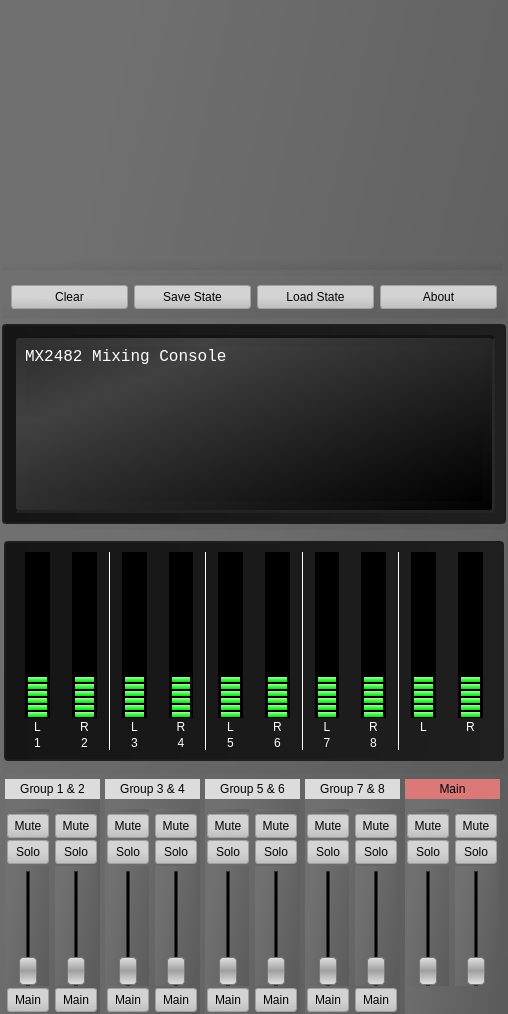
jacob3141/qtjack, file demo/mainmixerwidget.ui: the form before one commit.
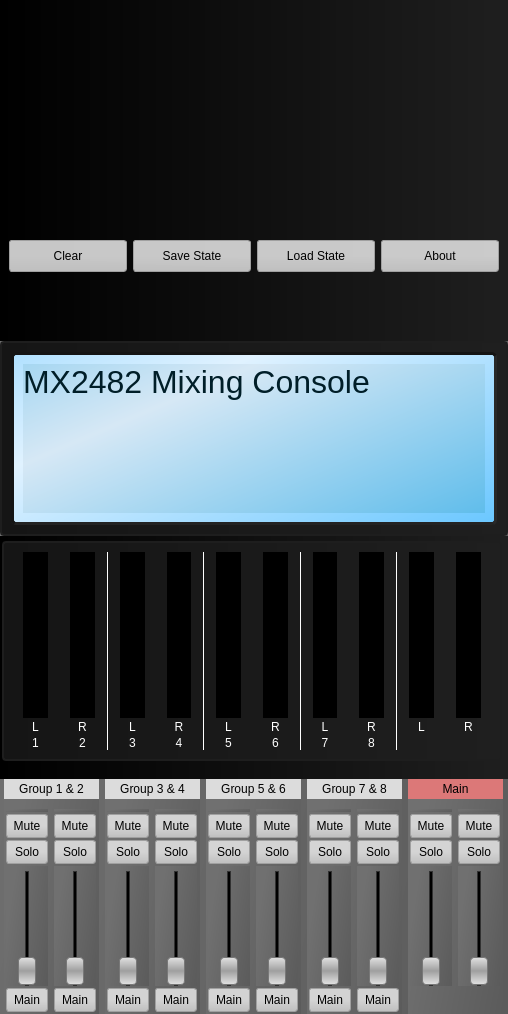
The form after the commit. Icons and pictures are not drawn.

Commit message: Added pixel font to display.

Patch:
```diff
--- a/demo/mainmixerwidget.ui
+++ b/demo/mainmixerwidget.ui
@@ -12,7 +12,7 @@
   </property>
   <property name="minimumSize">
    <size>
-    <width>508</width>
+    <width>504</width>
     <height>0</height>
    </size>
   </property>
@@ -47,39 +47,38 @@
 }</string>
   </property>
   <layout class="QVBoxLayout" name="verticalLayout_27">
+   <property name="spacing">
+    <number>0</number>
+   </property>
    <property name="leftMargin">
-    <number>2</number>
+    <number>0</number>
    </property>
    <property name="topMargin">
-    <number>2</number>
+    <number>0</number>
    </property>
    <property name="rightMargin">
-    <number>2</number>
+    <number>0</number>
    </property>
    <property name="bottomMargin">
     <number>0</number>
    </property>
-   <item>
-    <spacer name="verticalSpacer_11">
-     <property name="orientation">
-      <enum>Qt::Vertical</enum>
-     </property>
-     <property name="sizeHint" stdset="0">
-      <size>
-       <width>20</width>
-       <height>265</height>
-      </size>
-     </property>
-    </spacer>
-   </item>
    <item>
     <widget class="QLabel" name="mxLogoLabel">
+     <property name="minimumSize">
+      <size>
+       <width>508</width>
+       <height>0</height>
+      </size>
+     </property>
      <property name="maximumSize">
       <size>
-       <width>500</width>
+       <width>508</width>
        <height>500</height>
       </size>
      </property>
+     <property name="styleSheet">
+      <string notr="true">background-color: qlineargradient(spread:pad, x1:0, y1:0, x2:1, y2:0, stop:0 rgba(0, 0, 0, 255), stop:1 rgba(31, 31, 31, 255));</string>
+     </property>
      <property name="text">
       <string/>
      </property>
@@ -90,6 +89,11 @@
    </item>
    <item>
     <widget class="QFrame" name="frame_8">
+     <property name="styleSheet">
+      <string notr="true">QFrame {
+background-color: qlineargradient(spread:pad, x1:0, y1:0, x2:1, y2:0, stop:0 rgba(0, 0, 0, 255), stop:1 rgba(31, 31, 31, 255));
+}</string>
+     </property>
      <property name="frameShape">
       <enum>QFrame::StyledPanel</enum>
      </property>
@@ -102,13 +106,13 @@
         <property name="minimumSize">
          <size>
           <width>0</width>
-          <height>24</height>
+          <height>32</height>
          </size>
         </property>
         <property name="maximumSize">
          <size>
           <width>16777215</width>
-          <height>24</height>
+          <height>32</height>
          </size>
         </property>
         <property name="text">
@@ -121,13 +125,13 @@
         <property name="minimumSize">
          <size>
           <width>0</width>
-          <height>24</height>
+          <height>32</height>
          </size>
         </property>
         <property name="maximumSize">
          <size>
           <width>16777215</width>
-          <height>24</height>
+          <height>32</height>
          </size>
         </property>
         <property name="text">
@@ -140,13 +144,13 @@
         <property name="minimumSize">
          <size>
           <width>0</width>
-          <height>24</height>
+          <height>32</height>
          </size>
         </property>
         <property name="maximumSize">
          <size>
           <width>16777215</width>
-          <height>24</height>
+          <height>32</height>
          </size>
         </property>
         <property name="text">
@@ -159,13 +163,13 @@
         <property name="minimumSize">
          <size>
           <width>0</width>
-          <height>24</height>
+          <height>32</height>
          </size>
         </property>
         <property name="maximumSize">
          <size>
           <width>16777215</width>
-          <height>24</height>
+          <height>32</height>
          </size>
         </property>
         <property name="text">
@@ -181,13 +185,13 @@
      <property name="minimumSize">
       <size>
        <width>0</width>
-       <height>200</height>
+       <height>195</height>
       </size>
      </property>
      <property name="maximumSize">
       <size>
        <width>16777215</width>
-       <height>200</height>
+       <height>195</height>
       </size>
      </property>
      <property name="styleSheet">
@@ -209,14 +213,15 @@
       <item>
        <widget class="QFrame" name="frame_10">
         <property name="styleSheet">
-         <string notr="true">background-color: qlineargradient(spread:reflect, x1:1, y1:1, x2:0.179735, y2:0.295, stop:0 rgba(0, 0, 0, 255), stop:1 rgba(65, 65, 65, 255));
+         <string notr="true">background-color: qlineargradient(spread:reflect, x1:1, y1:1, x2:0.204, y2:0.403, stop:0 rgba(106, 199, 255, 255), stop:1 rgba(224, 242, 255, 255));
 border-radius: 5px;
 border-bottom: 3px solid rgb(35, 35, 35);
 border-right: 3px solid rgb(40, 40, 40);
 
 border-top: 3px solid rgb(20, 20, 20);
 
-border-left: 3px solid rgb(20, 20, 20);</string>
+border-left: 3px solid rgb(20, 20, 20);
+color: rgb(0, 30, 40);</string>
         </property>
         <property name="frameShape">
          <enum>QFrame::StyledPanel</enum>
@@ -228,9 +233,12 @@
          <item>
           <widget class="QLabel" name="displayLabel">
            <property name="styleSheet">
-            <string notr="true">border: 0px;
-font-size: 16px;
-font-family: Mono;</string>
+            <string notr="true">background-color: qlineargradient(spread:reflect, x1:1, y1:1, x2:0.204, y2:0.403, stop:0 rgba(96, 189, 235, 255), stop:1 rgba(214, 232, 245, 255));
+
+border: 0px;
+border-radius: 0px;
+
+font-size: 32px;</string>
            </property>
            <property name="text">
             <string>MX2482 Mixing Console</string>
@@ -260,6 +268,9 @@
        <height>243</height>
       </size>
      </property>
+     <property name="styleSheet">
+      <string notr="true">background-color: qlineargradient(spread:pad, x1:0, y1:0, x2:1, y2:0, stop:0 rgba(0, 0, 0, 255), stop:1 rgba(31, 31, 31, 255));</string>
+     </property>
      <property name="frameShape">
       <enum>QFrame::StyledPanel</enum>
      </property>
@@ -270,9 +281,15 @@
       <property name="leftMargin">
        <number>2</number>
       </property>
+      <property name="topMargin">
+       <number>5</number>
+      </property>
       <property name="rightMargin">
        <number>2</number>
       </property>
+      <property name="bottomMargin">
+       <number>5</number>
+      </property>
       <item>
        <widget class="QFrame" name="frame_6">
         <property name="minimumSize">
@@ -329,8 +346,14 @@
 margin: 0.5px; 
 } </string>
              </property>
+             <property name="minimum">
+              <number>-60</number>
+             </property>
+             <property name="maximum">
+              <number>10</number>
+             </property>
              <property name="value">
-              <number>24</number>
+              <number>-60</number>
              </property>
              <property name="orientation">
               <enum>Qt::Vertical</enum>
@@ -395,8 +418,14 @@
 margin: 0.5px; 
 } </string>
              </property>
+             <property name="minimum">
+              <number>-60</number>
+             </property>
+             <property name="maximum">
+              <number>10</number>
+             </property>
              <property name="value">
-              <number>24</number>
+              <number>-60</number>
              </property>
              <property name="orientation">
               <enum>Qt::Vertical</enum>
@@ -484,8 +513,14 @@
 margin: 0.5px; 
 } </string>
              </property>
+             <property name="minimum">
+              <number>-60</number>
+             </property>
+             <property name="maximum">
+              <number>10</number>
+             </property>
              <property name="value">
-              <number>24</number>
+              <number>-60</number>
              </property>
              <property name="orientation">
               <enum>Qt::Vertical</enum>
@@ -550,8 +585,14 @@
 margin: 0.5px; 
 } </string>
              </property>
+             <property name="minimum">
+              <number>-60</number>
+             </property>
+             <property name="maximum">
+              <number>10</number>
+             </property>
              <property name="value">
-              <number>24</number>
+              <number>-60</number>
              </property>
              <property name="orientation">
               <enum>Qt::Vertical</enum>
@@ -639,8 +680,14 @@
 margin: 0.5px; 
 } </string>
              </property>
+             <property name="minimum">
+              <number>-60</number>
+             </property>
+             <property name="maximum">
+              <number>10</number>
+             </property>
              <property name="value">
-              <number>24</number>
+              <number>-60</number>
              </property>
              <property name="orientation">
               <enum>Qt::Vertical</enum>
@@ -705,8 +752,14 @@
 margin: 0.5px; 
 } </string>
              </property>
+             <property name="minimum">
+              <number>-60</number>
+             </property>
+             <property name="maximum">
+              <number>10</number>
+             </property>
              <property name="value">
-              <number>24</number>
+              <number>-60</number>
              </property>
              <property name="orientation">
               <enum>Qt::Vertical</enum>
@@ -794,8 +847,14 @@
 margin: 0.5px; 
 } </string>
              </property>
+             <property name="minimum">
+              <number>-60</number>
+             </property>
+             <property name="maximum">
+              <number>10</number>
+             </property>
              <property name="value">
-              <number>24</number>
+              <number>-60</number>
              </property>
              <property name="orientation">
               <enum>Qt::Vertical</enum>
@@ -860,8 +919,14 @@
 margin: 0.5px; 
 } </string>
              </property>
+             <property name="minimum">
+              <number>-60</number>
+             </property>
+             <property name="maximum">
+              <number>10</number>
+             </property>
              <property name="value">
-              <number>24</number>
+              <number>-60</number>
              </property>
              <property name="orientation">
               <enum>Qt::Vertical</enum>
@@ -949,8 +1014,14 @@
 margin: 0.5px; 
 } </string>
              </property>
+             <property name="minimum">
+              <number>-60</number>
+             </property>
+             <property name="maximum">
+              <number>10</number>
+             </property>
              <property name="value">
-              <number>24</number>
+              <number>-60</number>
              </property>
              <property name="orientation">
               <enum>Qt::Vertical</enum>
@@ -1015,8 +1086,14 @@
 margin: 0.5px; 
 } </string>
              </property>
+             <property name="minimum">
+              <number>-60</number>
+             </property>
+             <property name="maximum">
+              <number>10</number>
+             </property>
              <property name="value">
-              <number>24</number>
+              <number>-60</number>
              </property>
              <property name="orientation">
               <enum>Qt::Vertical</enum>
@@ -1061,6 +1138,19 @@
         </layout>
        </widget>
       </item>
+      <item>
+       <spacer name="verticalSpacer_12">
+        <property name="orientation">
+         <enum>Qt::Vertical</enum>
+        </property>
+        <property name="sizeHint" stdset="0">
+         <size>
+          <width>20</width>
+          <height>40</height>
+         </size>
+        </property>
+       </spacer>
+      </item>
      </layout>
     </widget>
    </item>
@@ -1277,6 +1367,12 @@
               <property name="orientation">
                <enum>Qt::Vertical</enum>
               </property>
+              <property name="tickPosition">
+               <enum>QSlider::NoTicks</enum>
+              </property>
+              <property name="tickInterval">
+               <number>10</number>
+              </property>
              </widget>
             </item>
             <item>
```
The commit also changes 17 other files.
